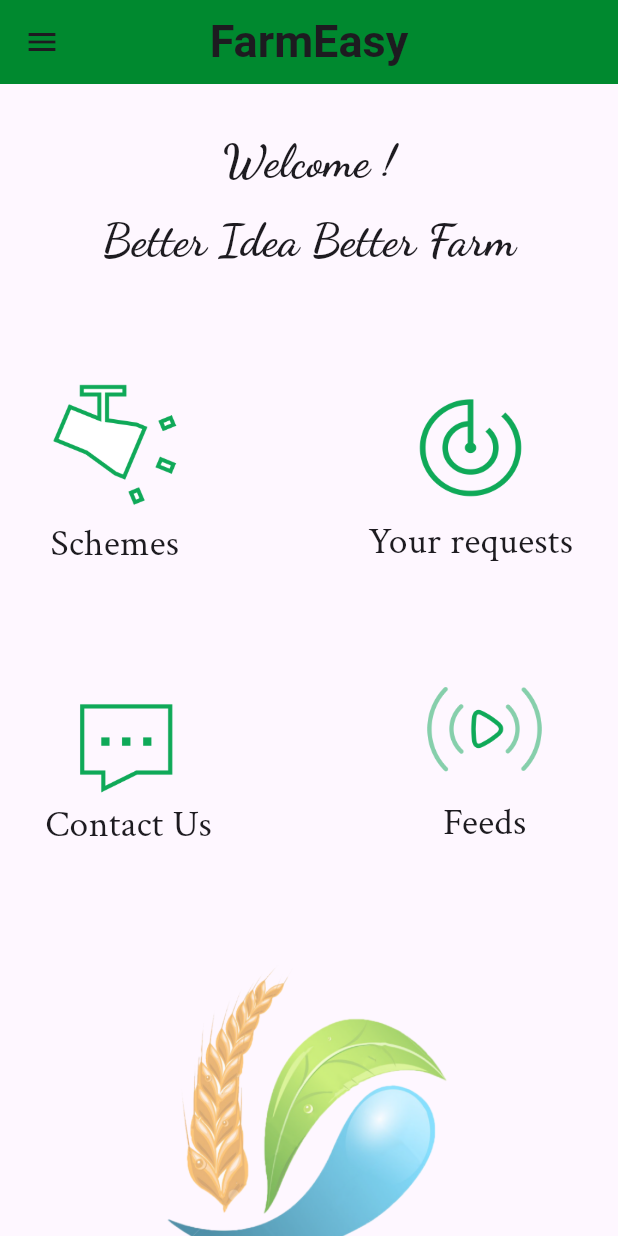
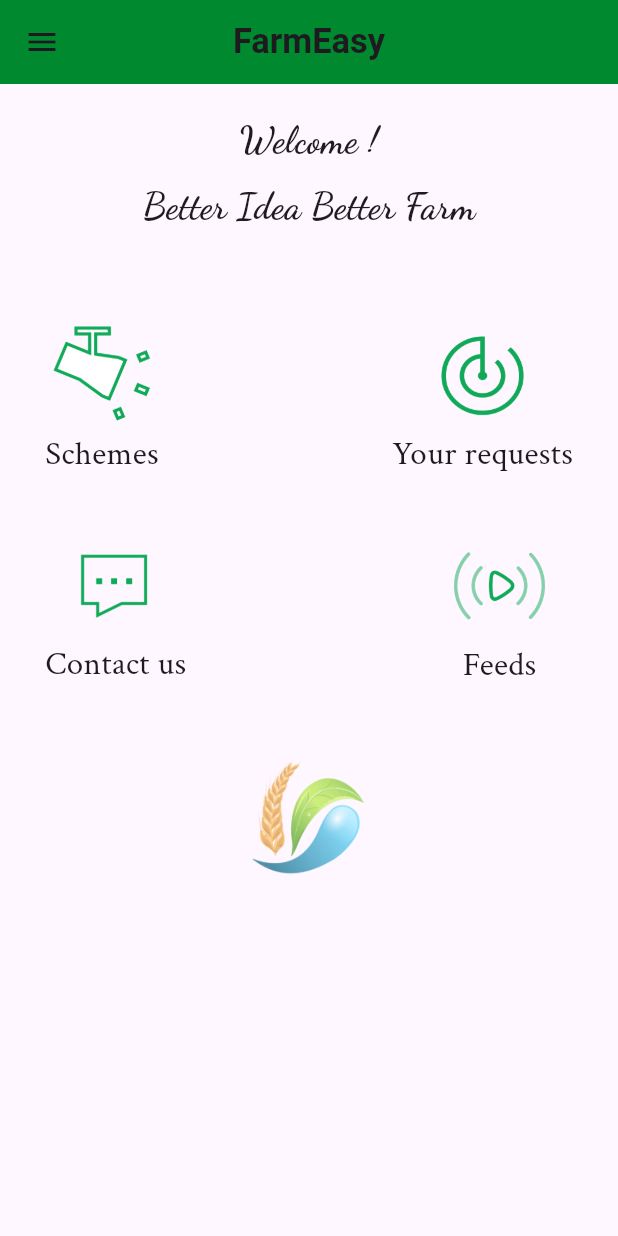
Before and after one commit to jayeshva/farmeasy-1, a Flutter app: the screen it shows after launch, after a tap on "Sign in", on a phone screen of 412 x 824 dp. Run offline on Flutter 3.47's test engine with Material 3 defaults, Android fonts, the light colour scheme and no system bars; our stand-ins replace google_fonts; Roboto replaces fonts that are missing (Assistant).

Commit message:
flutlab update

```diff
--- a/lib/contact.dart
+++ b/lib/contact.dart
@@ -1,4 +1,3 @@
-
 import 'package:flutter/material.dart';
 import 'package:google_fonts/google_fonts.dart';
 
@@ -19,13 +18,12 @@ class _MyContactState extends State<MyContact> {
             onPressed: () {
               Navigator.pushNamed(context, "/dashboard");
             },
-                icon: const Icon(Icons.arrow_back)
-              ),
+            icon: const Icon(Icons.arrow_back)),
         title: Text(
           "Contacts",
           style: GoogleFonts.assistant(
             textStyle:
-                  const TextStyle(fontWeight: FontWeight.bold, fontSize: 30),
+                const TextStyle(fontWeight: FontWeight.bold, fontSize: 21),
           ),
         ),
         backgroundColor: const Color(0x0000892f).withOpacity(1),
--- a/lib/dashboard.dart
+++ b/lib/dashboard.dart
@@ -13,7 +13,7 @@ class MyDashboard extends StatelessWidget {
             "FarmEasy",
             style: GoogleFonts.assistant(
               textStyle:
-                  const TextStyle(fontWeight: FontWeight.bold, fontSize: 30),
+                  const TextStyle(fontWeight: FontWeight.bold, fontSize: 23),
             ),
           ),
           backgroundColor: const Color(0x0000892f).withOpacity(1),
@@ -30,7 +30,7 @@ class MyDashboard extends StatelessWidget {
                     "FarmEasy",
                     style: GoogleFonts.bentham(
                         textStyle: const TextStyle(
-                            fontSize: 30, fontWeight: FontWeight.bold)),
+                            fontSize: 28, fontWeight: FontWeight.bold)),
                   ),
                 ),
               ),
@@ -87,7 +87,7 @@ class MyDashboard extends StatelessWidget {
               const Row(
                 children: [
                   SizedBox(
-                    height: 30,
+                    height: 20,
                   )
                 ],
               ),
@@ -97,7 +97,7 @@ class MyDashboard extends StatelessWidget {
                   Text("Welcome !",
                       style: GoogleFonts.dancingScript(
                           textStyle: const TextStyle(
-                              fontSize: 30, fontWeight: FontWeight.bold))),
+                              fontSize: 24, fontWeight: FontWeight.bold))),
                 ],
               ),
               const Row(
@@ -113,7 +113,7 @@ class MyDashboard extends StatelessWidget {
                   Text("Better Idea Better Farm",
                       style: GoogleFonts.dancingScript(
                           textStyle: const TextStyle(
-                              fontSize: 30, fontWeight: FontWeight.bold))),
+                              fontSize: 24, fontWeight: FontWeight.bold))),
                 ],
               ),
             ],
@@ -122,7 +122,7 @@ class MyDashboard extends StatelessWidget {
             padding: const EdgeInsets.all(30.0),
             child: Column(children: [
               const SizedBox(
-                height: 40,
+                height: 30,
               ),
               Row(
                 mainAxisAlignment: MainAxisAlignment.spaceBetween,
@@ -131,12 +131,12 @@ class MyDashboard extends StatelessWidget {
                     InkWell(
                       onTap: () => {Navigator.pushNamed(context, '/schemes')},
                       child: Image.asset("images/schemes.png",
-                          width: 93, height: 93),
+                          width: 73, height: 73),
                     ),
                     Text(
                       "Schemes",
                       style: GoogleFonts.crimsonText(
-                          textStyle: const TextStyle(fontSize: 25)),
+                          textStyle: const TextStyle(fontSize: 22)),
                     )
                   ]),
                   Column(children: [
@@ -145,15 +145,15 @@ class MyDashboard extends StatelessWidget {
                           Navigator.pushNamed(context, '/requests');
                         },
                         child: Image.asset("images/tracker.png",
-                            width: 90, height: 90)),
+                            width: 73, height: 73)),
                     Text("Your requests",
                         style: GoogleFonts.crimsonText(
-                            textStyle: const TextStyle(fontSize: 25)))
+                            textStyle: const TextStyle(fontSize: 22)))
                   ])
                 ],
               ),
               const SizedBox(
-                height: 60,
+                height: 20,
               ),
               Row(
                 mainAxisAlignment: MainAxisAlignment.spaceBetween,
@@ -165,34 +165,34 @@ class MyDashboard extends StatelessWidget {
                       },
                       child: Image.asset(
                         "images/contact.png",
-                        width: 67,
-                        height: 67,
+                        width: 48,
+                        height: 53,
                       ),
                     ),
-                    Text("Contact Us",
-                        style: GoogleFonts.crimsonText(
-                            textStyle: const TextStyle(fontSize: 25)))
+                    Padding(
+                        padding: const EdgeInsets.fromLTRB(0, 10, 0, 0),
+                        child: Text("Contact us",
+                            style: GoogleFonts.crimsonText(
+                                textStyle: const TextStyle(fontSize: 22))))
                   ]),
                   Padding(
-                    padding: const EdgeInsets.fromLTRB(0, 0, 14, 25),
+                    padding: const EdgeInsets.fromLTRB(0, 15, 14, 25),
                     child: Column(children: [
                       InkWell(
-                        onTap: () => {
-                          Navigator.pushNamed(context, '/feeds')
-                        },
+                        onTap: () => {Navigator.pushNamed(context, '/feeds')},
                         child: Image.asset("images/feed.png",
-                            width: 90, height: 90),
+                            width: 70, height: 75),
                       ),
                       Text("Feeds",
                           style: GoogleFonts.crimsonText(
-                              textStyle: const TextStyle(fontSize: 25)))
+                              textStyle: const TextStyle(fontSize: 22)))
                     ]),
                   )
                 ],
               ),
-              const SizedBox(height: 50),
+              const SizedBox(height: 20),
               Container(
-                  child: Image.asset("images/dbg.png", height: 200, width: 200))
+                  child: Image.asset("images/dbg.png", height: 80, width: 250))
             ]),
           )
         ]),
--- a/lib/feeds.dart
+++ b/lib/feeds.dart
@@ -18,13 +18,12 @@ class _MyfeedsState extends State<Myfeeds> {
             onPressed: () {
               Navigator.pushNamed(context, "/dashboard");
             },
-                icon: const Icon(Icons.arrow_back)
-              ),
+            icon: const Icon(Icons.arrow_back)),
         title: Text(
           "Feeds",
           style: GoogleFonts.assistant(
             textStyle:
-                  const TextStyle(fontWeight: FontWeight.bold, fontSize: 30),
+                const TextStyle(fontWeight: FontWeight.bold, fontSize: 20),
           ),
         ),
         backgroundColor: const Color(0x0000892f).withOpacity(1),
--- a/lib/loginpage.dart
+++ b/lib/loginpage.dart
@@ -10,6 +10,9 @@ class MyLoginpage extends StatefulWidget {
 }
 
 class _LoginState extends State<MyLoginpage> {
+  static const double textFieldWidth = 250; // Desired width for TextField
+  static const double textFieldHeight = 50; // Desired height for TextField
+
   @override
   Widget build(BuildContext context) {
     return MaterialApp(
@@ -19,15 +22,15 @@ class _LoginState extends State<MyLoginpage> {
           width: double.infinity,
           child: Padding(
             padding: const EdgeInsets.fromLTRB(
-            15, 70, 15, 15), // Adjust padding as needed
+                15, 50, 15, 15), // Adjust padding as needed
             child: Column(
               children: [
                 Image.asset(
                   'images/agri.png',
-              width: 150,
-              height: 150,
+                  width: 110,
+                  height: 110,
                 ),
-            const SizedBox(height: 40),
+                const SizedBox(height: 30),
                 Container(
                   decoration: BoxDecoration(
                     borderRadius: BorderRadius.circular(10),
@@ -36,62 +39,72 @@ class _LoginState extends State<MyLoginpage> {
                         color: const Color(0x00d9d9d9).withOpacity(0.4),
                         spreadRadius: 2,
                         blurRadius: 1,
-                    offset: const Offset(0, 4), // changes position of shadow
+                        offset:
+                            const Offset(0, 4), // changes position of shadow
                       ),
                     ],
                   ),
                   width: double.infinity,
-              height: 500,
                   child: Padding(
-                padding: const EdgeInsets.fromLTRB(15, 25, 15, 15),
+                    padding: const EdgeInsets.fromLTRB(15, 25, 15, 35),
                     child: Column(
                       children: [
-                    Text("Login",
+                        Text(
+                          "Login",
                           style: GoogleFonts.bentham(
                             textStyle: const TextStyle(
-                            fontSize: 36,
+                              fontSize: 29,
                               fontWeight: FontWeight.bold,
                             ),
-                        )),
+                          ),
+                        ),
                         Padding(
-                      padding: const EdgeInsets.fromLTRB(0, 80, 0, 0),
-                      child: Column(children: [
-                        const TextField(
+                          padding: const EdgeInsets.fromLTRB(0, 30, 0, 0),
+                          child: Column(
+                            children: [
+                              SizedBox(
+                                height: textFieldHeight,
+                                child: TextField(
                                   decoration: InputDecoration(
                                     filled: true,
-                            fillColor: Color.fromARGB(255, 242, 242, 243),
+                                    fillColor: const Color.fromARGB(
+                                        255, 242, 242, 243),
                                     focusedBorder: OutlineInputBorder(
                                       borderSide: BorderSide(
-                                  color: Color.fromARGB(226, 0, 137,
-                                      48)), // Border color when focused
+                                          color:
+                                              Color.fromARGB(226, 0, 137, 48)),
                                     ),
                                     border: OutlineInputBorder(),
                                     labelText: 'Email',
                                   ),
                                 ),
-                        const SizedBox(height: 50),
-                        const TextField(
+                              ),
+                              const SizedBox(height: 30),
+                              SizedBox(
+                                height: textFieldHeight,
+                                child: TextField(
                                   decoration: InputDecoration(
                                     filled: true,
-                            fillColor: Color.fromARGB(255, 242, 242, 243),
+                                    fillColor: const Color.fromARGB(
+                                        255, 242, 242, 243),
                                     focusedBorder: OutlineInputBorder(
                                       borderSide: BorderSide(
-                                  color: Color.fromARGB(226, 0, 137,
-                                      48)), // Border color when focused
+                                          color:
+                                              Color.fromARGB(226, 0, 137, 48)),
                                     ),
                                     border: OutlineInputBorder(
                                       borderSide: BorderSide(
-                                color: Color.fromARGB(226, 0, 137,
-                                    48), // Set the border color here
+                                        color: Color.fromARGB(226, 0, 137, 48),
                                       ),
                                     ),
                                     labelText: 'Password',
                                   ),
                                 ),
-                        const SizedBox(height: 50),
+                              ),
+                              const SizedBox(height: 30),
                               SizedBox(
-                          width: 180, // Set your desired width
-                          height: 50, // Set your desired height
+                                width: 100, // Set your desired width
+                                height: 40, // Set your desired height
                                 child: ElevatedButton(
                                   onPressed: () {
                                     Navigator.pushNamed(context, '/dashboard');
@@ -103,12 +116,14 @@ class _LoginState extends State<MyLoginpage> {
                                       borderRadius: BorderRadius.circular(10),
                                     ),
                                   ),
-                            child: Text("Sign in",
+                                  child: Text(
+                                    "Sign in",
                                     style: GoogleFonts.bentham(
                                       textStyle: const TextStyle(
-                                    fontSize: 22,
+                                        fontSize: 20,
                                       ),
-                                )),
+                                    ),
+                                  ),
                                 ),
                               ),
                               const SizedBox(
@@ -129,20 +144,21 @@ class _LoginState extends State<MyLoginpage> {
                                       style: GoogleFonts.bentham(
                                         textStyle: const TextStyle(
                                           fontSize: 20,
-                                    color:
-                                        Colors.green, // Change color to green
+                                          color: Colors.green,
                                         ),
                                       ),
                                       recognizer: TapGestureRecognizer()
                                         ..onTap = () {
-                                    Navigator.pushNamed(context, '/signup');
+                                          Navigator.pushNamed(
+                                              context, '/signup');
                                           // Handle sign-up button tap here
                                         },
                                     ),
                                   ],
                                 ),
                               ),
-                      ]),
+                            ],
+                          ),
                         ),
                       ],
                     ),
@@ -151,6 +167,8 @@ class _LoginState extends State<MyLoginpage> {
               ],
             ),
           ),
-    )));
+        ),
+      ),
+    );
   }
 }
--- a/lib/splashpage.dart
+++ b/lib/splashpage.dart
@@ -14,13 +14,14 @@ class MySplash extends StatelessWidget {
             child: Column(
               mainAxisAlignment: MainAxisAlignment.center,
               children: [
-                Image.asset("images/agri.png", width: 180, height: 180),
-                const SizedBox(height: 10), // Add spacing between the image and text
+                Image.asset("images/agri.png", width: 110, height: 110),
+                const SizedBox(
+                    height: 10), // Add spacing between the image and text
                 Text(
                   "FarmEasy",
                   style: GoogleFonts.bentham(
                     textStyle: const TextStyle(
-                      fontSize: 36,
+                      fontSize: 28,
                     ),
                   ),
                 ),
--- a/pubspec.yaml
+++ b/pubspec.yaml
@@ -19,7 +19,7 @@ publish_to: 'none' # Remove this line if you wish to publish to pub.dev
 version: 1.0.0+1
 
 environment:
-  sdk: '>=3.1.2 <4.0.0'
+  sdk: '>=3.0.0 <4.0.0'
 
 # Dependencies specify other packages that your package needs in order to work.
 # To automatically upgrade your package dependencies to the latest versions
```
Also changed, not shown: lib/main.dart (+6 -7 lines), lib/registerpage.dart (+77 -49 lines), lib/requests.dart (+20 -18 lines), lib/schemes.dart (+20 -21 lines), pubspec.lock (deleted). Lines whose indentation alone changed are shown as unchanged.
